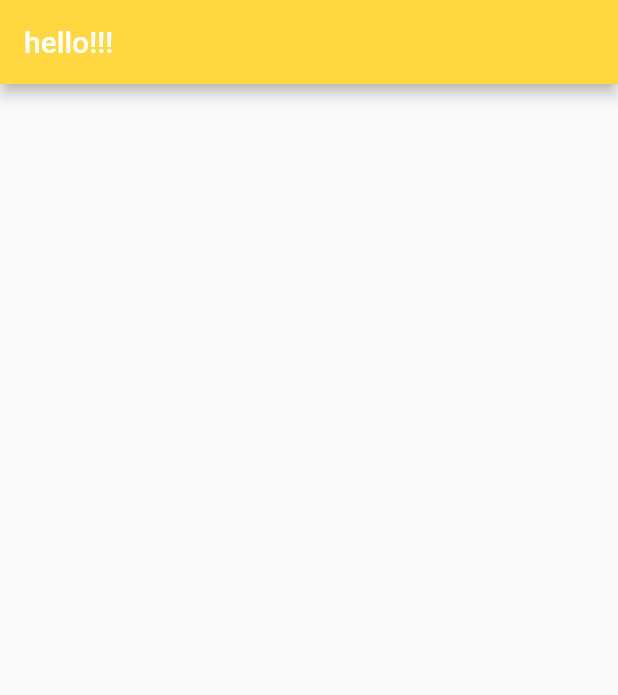
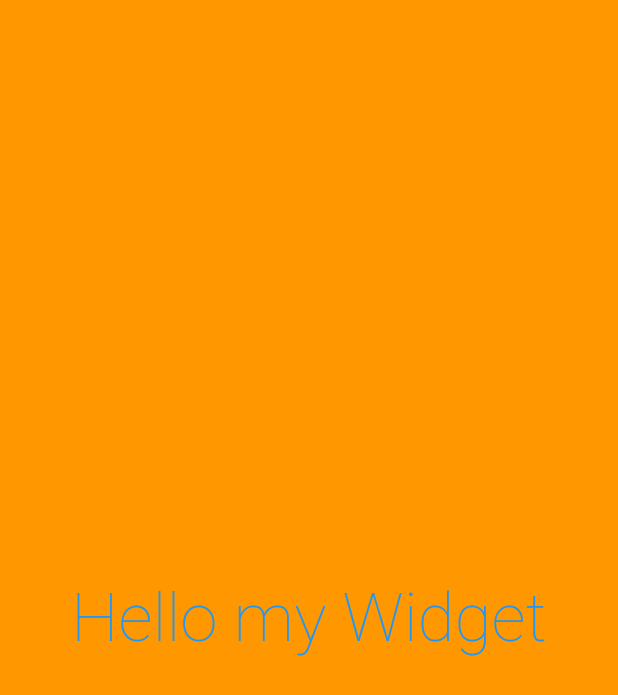
Before and after one commit to ouril/flutter_example, a Flutter app: the screen it shows after launch, on a phone screen of 412 x 824 dp. Shown: the top 695 px of the screen. Run offline on Flutter 3.47's test engine with Material 2 defaults, Android fonts, the phone set to English and light mode, and no system bars.

Commit message:
try to build my widgets

```diff
--- a/lib/main.dart
+++ b/lib/main.dart
@@ -1,9 +1,10 @@
 import 'package:flutter/material.dart';
-import 'package:flutter_app/ui/home.dart';
+import './ui/home.dart';
 
 void main() => runApp(
 
     new MaterialApp(
-      home: Home()
+      title: "Hello app",
+      home: MyWelcome()
     )
 );
--- a/lib/ui/home.dart
+++ b/lib/ui/home.dart
@@ -12,3 +12,44 @@ class Home extends StatelessWidget {
     );
   }
 }
+
+class Welcome extends StatelessWidget {
+  @override
+  Widget build(BuildContext context) {
+    return new Material(
+        color: Colors.blue,
+        child: new Center(
+            child: new Text(
+                "hello from widget!!",
+                textDirection: TextDirection.ltr,
+                style: TextStyle(
+                    fontStyle: FontStyle.italic,
+                    fontWeight: FontWeight.w800,
+                    fontSize: 34.5
+                )
+            )
+        ));
+    // return null;
+  }
+
+}
+
+class MyWelcome extends StatelessWidget {
+  @override
+  Widget build(BuildContext context) {
+    return new Material(
+        color: Colors.orange,
+        child: new Center(
+          child: new Text(
+              "Hello my Widget",
+              textDirection: TextDirection.ltr,
+              style: new TextStyle(
+                  color: Colors.blue,
+                  fontWeight: FontWeight.w100,
+                  fontSize: 45
+              )
+          ),
+        )
+    );
+  }
+}
```
Also changed, not shown: 1 other file.
